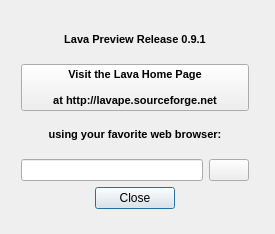
The window that lavape/src/LavaBase/idd_aboutbox.ui (berkus/lavape) describes before a commit, drawn with Qt 5.
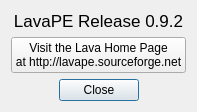
The same window after the commit. Icons and pictures are not drawn.

What changed in the file:
```diff
--- a/lavape/src/LavaBase/idd_aboutbox.ui
+++ b/lavape/src/LavaBase/idd_aboutbox.ui
@@ -1,12 +1,12 @@
 <ui version="4.0" >
  <class>IDD_AboutBox</class>
- <widget class="QDialog" name="IDD_AboutBox" >
-  <property name="geometry" >
+ <widget class="QDialog" name="IDD_AboutBox">
+  <property name="geometry">
    <rect>
     <x>0</x>
     <y>0</y>
-    <width>275</width>
-    <height>234</height>
+    <width>257</width>
+    <height>148</height>
    </rect>
   </property>
   <property name="windowTitle" >
@@ -18,148 +18,65 @@
   <property name="modal" >
    <bool>true</bool>
   </property>
-  <widget class="QWidget" name="layout4" >
-   <property name="geometry" >
-    <rect>
-     <x>10</x>
-     <y>10</y>
-     <width>250</width>
-     <height>210</height>
-    </rect>
+  <layout class="QVBoxLayout" name="verticalLayout">
+   <property name="sizeConstraint">
+    <enum>QLayout::SetFixedSize</enum>
    </property>
-   <layout class="QVBoxLayout" >
     <item>
-     <widget class="QLabel" name="textLabel2" >
-      <property name="sizePolicy" >
-       <sizepolicy vsizetype="Preferred" hsizetype="Minimum" >
+    <widget class="QLabel" name="textLabel2">
+     <property name="sizePolicy">
+      <sizepolicy hsizetype="Minimum" vsizetype="Preferred">
         <horstretch>0</horstretch>
         <verstretch>0</verstretch>
        </sizepolicy>
       </property>
-      <property name="font" >
-       <font>
-        <family>MS Shell Dlg</family>
-        <pointsize>8</pointsize>
-        <weight>75</weight>
-        <italic>false</italic>
-        <bold>true</bold>
-        <underline>false</underline>
-        <strikeout>false</strikeout>
-       </font>
-      </property>
-      <property name="text" >
-       <string>&lt;center>Lava Preview Release 0.9.1&lt;/center></string>
-      </property>
-      <property name="textFormat" >
+     <property name="text">
+      <string>&lt;!DOCTYPE HTML PUBLIC &quot;-//W3C//DTD HTML 4.0//EN&quot; &quot;http://www.w3.org/TR/REC-html40/strict.dtd&quot;&gt;
+&lt;html&gt;&lt;head&gt;&lt;meta name=&quot;qrichtext&quot; content=&quot;1&quot; /&gt;&lt;style type=&quot;text/css&quot;&gt;
+p, li { white-space: pre-wrap; }
+&lt;/style&gt;&lt;/head&gt;&lt;body style=&quot; font-family:'Lucida Grande'; font-size:13pt; font-weight:400; font-style:normal;&quot;&gt;
+&lt;p align=&quot;center&quot; style=&quot; margin-top:0px; margin-bottom:0px; margin-left:0px; margin-right:0px; -qt-block-indent:0; text-indent:0px;&quot;&gt;LavaPE Release 0.9.2&lt;/p&gt;&lt;/body&gt;&lt;/html&gt;</string>
+     </property>
+     <property name="textFormat">
        <enum>Qt::RichText</enum>
       </property>
      </widget>
     </item>
     <item>
-     <widget class="QPushButton" name="LavaHomePage" >
-      <property name="font" >
-       <font>
-        <family>MS Shell Dlg</family>
-        <pointsize>8</pointsize>
-        <weight>75</weight>
-        <italic>false</italic>
-        <bold>true</bold>
-        <underline>false</underline>
-        <strikeout>false</strikeout>
-       </font>
-      </property>
-      <property name="cursor" >
+    <widget class="QPushButton" name="LavaHomePage">
+     <property name="cursor">
        <cursorShape>PointingHandCursor</cursorShape>
       </property>
-      <property name="text" >
+     <property name="text">
        <string>Visit the Lava Home Page
-
 at http://lavape.sourceforge.net</string>
       </property>
-      <property name="iconSize" >
-       <size>
-        <width>16</width>
-        <height>16</height>
-       </size>
-      </property>
-      <property name="autoDefault" >
-       <bool>false</bool>
-      </property>
      </widget>
     </item>
     <item>
-     <widget class="QLabel" name="textLabel1" >
-      <property name="font" >
-       <font>
-        <family>MS Shell Dlg</family>
-        <pointsize>8</pointsize>
-        <weight>75</weight>
-        <italic>false</italic>
-        <bold>true</bold>
-        <underline>false</underline>
-        <strikeout>false</strikeout>
-       </font>
-      </property>
-      <property name="text" >
-       <string>&lt;center>using your favorite web browser:&lt;/center></string>
-      </property>
-     </widget>
-    </item>
+    <layout class="QHBoxLayout" name="horizontalLayout">
     <item>
-     <layout class="QHBoxLayout" >
-      <item>
-       <widget class="QLineEdit" name="browserPath" >
-        <property name="toolTip" >
-         <string>Specify your favorite web browser</string>
-        </property>
-        <property name="whatsThis" >
-         <string>Specify your favorite web browser</string>
-        </property>
-        <property name="text" >
-         <string/>
-        </property>
-       </widget>
-      </item>
-      <item>
-       <widget class="QPushButton" name="selectBrowser" >
-        <property name="toolTip" >
-         <string>Choose your favorite web browser</string>
-        </property>
-        <property name="whatsThis" >
-         <string>Choose your favorite web browser</string>
-        </property>
-        <property name="text" >
-         <string/>
-        </property>
-        <property name="icon" >
-         <iconset>
-          <normaloff>../LavaPE/res/TOOLBUTTONS/Q_FileOpen.xpm</normaloff>../LavaPE/res/TOOLBUTTONS/Q_FileOpen.xpm</iconset>
-        </property>
-       </widget>
-      </item>
-     </layout>
-    </item>
-    <item>
-     <layout class="QHBoxLayout" >
-      <item>
-       <spacer>
-        <property name="orientation" >
+      <spacer name="horizontalSpacer">
+       <property name="orientation">
          <enum>Qt::Horizontal</enum>
         </property>
-        <property name="sizeType" >
-         <enum>QSizePolicy::Expanding</enum>
-        </property>
-        <property name="sizeHint" stdset="0" >
+       <property name="sizeHint" stdset="0">
          <size>
-          <width>20</width>
+         <width>40</width>
           <height>20</height>
          </size>
         </property>
        </spacer>
       </item>
       <item>
-       <widget class="QPushButton" name="cancelButton" >
-        <property name="text" >
+      <widget class="QPushButton" name="cancelButton">
+       <property name="sizePolicy">
+        <sizepolicy hsizetype="Fixed" vsizetype="Fixed">
+         <horstretch>0</horstretch>
+         <verstretch>0</verstretch>
+        </sizepolicy>
+       </property>
+       <property name="text">
          <string>Close</string>
         </property>
         <property name="shortcut" >
@@ -174,16 +91,13 @@
        </widget>
       </item>
       <item>
-       <spacer>
-        <property name="orientation" >
+      <spacer name="horizontalSpacer_2">
+       <property name="orientation">
          <enum>Qt::Horizontal</enum>
         </property>
-        <property name="sizeType" >
-         <enum>QSizePolicy::Expanding</enum>
-        </property>
-        <property name="sizeHint" stdset="0" >
+       <property name="sizeHint" stdset="0">
          <size>
-          <width>20</width>
+         <width>40</width>
           <height>20</height>
          </size>
         </property>
@@ -193,8 +107,7 @@
     </item>
    </layout>
   </widget>
- </widget>
- <layoutdefault spacing="6" margin="11" />
+ <layoutdefault spacing="6" margin="11"/>
  <resources/>
  <connections/>
 </ui>
```
Left out of the diff: 15 changed lines with no effect on the pictures. Lines whose indentation alone changed are shown as unchanged.
